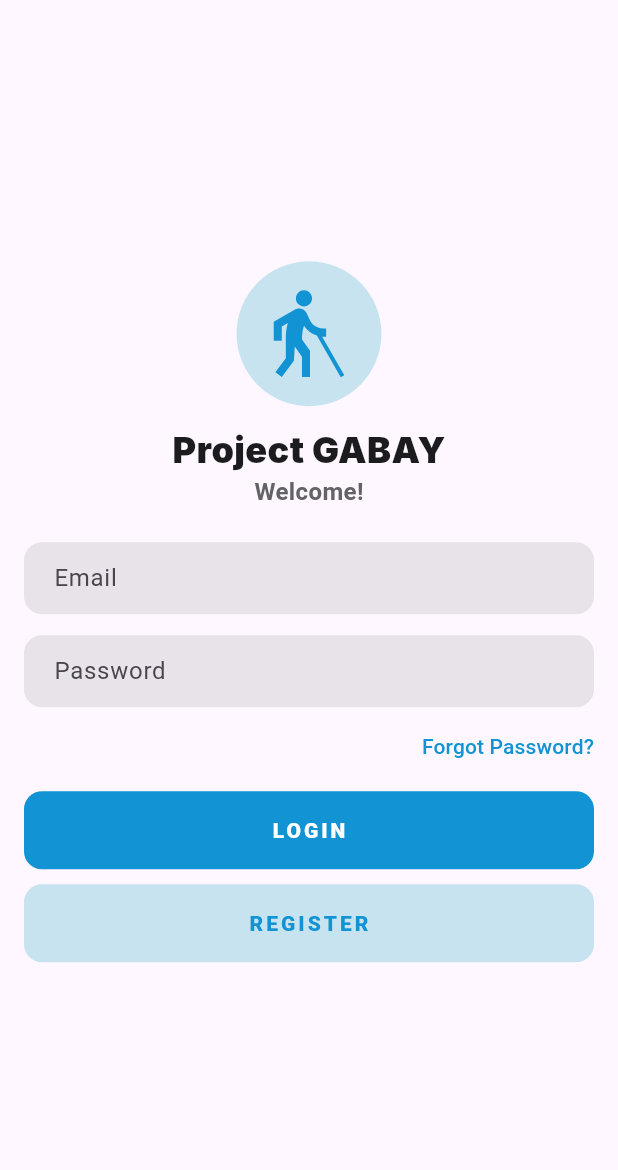
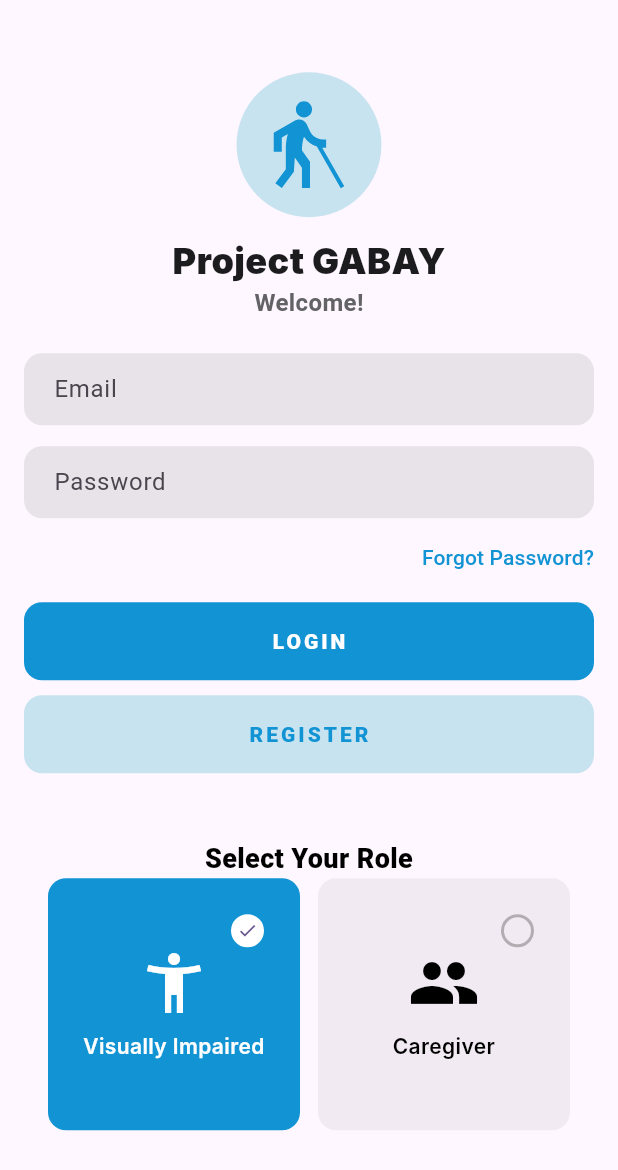
Before and after one commit to sateban/project-gabay, a Flutter app: the screen it shows after launch, on a phone screen of 412 x 824 dp. Shown: the top 1170 px of the screen. Run offline on Flutter 3.47's test engine with Material 3 defaults, Android fonts, the phone set to English and light mode, and no system bars; our stand-ins replace flutter_svg, logger; Roboto replaces fonts that are missing (Inter).

Commit message:
feature: login page role selection

```diff
--- a/lib/main.dart
+++ b/lib/main.dart
@@ -1,7 +1,6 @@
 import 'package:flutter/material.dart';
 import 'package:logger/logger.dart';
 import 'package:flutter_svg/flutter_svg.dart';
-import 'package:flutter/material.dart';
 
 final _logger = Logger();
 
@@ -91,8 +90,9 @@ class LoginPage extends StatefulWidget {
 class _LoginPageState extends State<LoginPage> {
   final _usernameController = TextEditingController();
   final _passwordController = TextEditingController();
+  String? _selectedRole = "Visually Impaired"; // default value
 
-  void _login(){
+  void _login() {
     String username = _usernameController.text;
     String password = _passwordController.text;
 
@@ -107,12 +107,91 @@ class _LoginPageState extends State<LoginPage> {
               const MyHomePage(title: 'Flutter Demo Home Page'),
         ),
       );
+    } else if (username.isEmpty && password.isEmpty) {
+      _logger.w("Empty credentials: $username");
+      ScaffoldMessenger.of(context).showSnackBar(
+        const SnackBar(content: Text("Please enter username and password")),
+      );
     } else {
       _logger.w("Login failed: $username");
       ScaffoldMessenger.of(context).showSnackBar(
         const SnackBar(content: Text("Invalid username or password")),
       );
     }
+  }
+
+  Widget _buildRoleCard({required IconData icon, required String label}) {
+    final bool isSelected = _selectedRole == label;
+
+    return GestureDetector(
+      onTap: () {
+        setState(() {
+          _selectedRole = label;
+          _logger.d("label $label");
+        });
+      },
+      child: AnimatedContainer(
+        duration: const Duration(milliseconds: 200),
+        padding: const EdgeInsets.all(16),
+        decoration: BoxDecoration(
+          color: isSelected
+              // ? Theme.of(context).primaryColor
+              ? Color(0xFF1193d4)
+              : Colors.black.withOpacity(0.05),
+          borderRadius: BorderRadius.circular(12),
+        ),
+        child: Stack(
+          children: [
+            Center(
+              child: Column(
+                mainAxisAlignment: MainAxisAlignment.center,
+                children: [
+                  Icon(
+                    icon,
+                    size: 48,
+                    color: isSelected ? Colors.white : Colors.black,
+                  ),
+                  const SizedBox(height: 8),
+                  Text(
+                    label,
+                    textAlign: TextAlign.center,
+                    style: TextStyle(
+                      fontWeight: FontWeight.w600,
+                      color: isSelected ? Colors.white : Colors.black,
+                      fontFamily: 'Inter',
+                      fontSize: 14,
+                    ),
+                  ),
+                ],
+              ),
+            ),
+            Positioned(
+              top: 8,
+              right: 8,
+              child: Container(
+                height: 22,
+                width: 22,
+                decoration: BoxDecoration(
+                  shape: BoxShape.circle,
+                  border: Border.all(
+                    color: isSelected ? Colors.white : Colors.black26,
+                    width: 2,
+                  ),
+                  color: isSelected ? Colors.white : Colors.transparent,
+                ),
+                child: isSelected
+                    ? Icon(
+                        Icons.check,
+                        size: 14,
+                        color: Theme.of(context).primaryColor,
+                      )
+                    : null,
+              ),
+            ),
+          ],
+        ),
+      ),
+    );
   }
 
   @override
@@ -125,11 +204,8 @@ class _LoginPageState extends State<LoginPage> {
           mainAxisAlignment: MainAxisAlignment.center,
           children: [
             // 👇 Add SVG here
-            SvgPicture.asset(
-              'assets/icons/blind.svg',
-              height: 100,
-            ),
-            const Padding(padding: EdgeInsets.only(bottom: 10),),
+            SvgPicture.asset('assets/icons/blind.svg', height: 100),
+            const Padding(padding: EdgeInsets.only(bottom: 10)),
             // Welcome
             const Text(
               "Project GABAY",
@@ -137,7 +213,7 @@ class _LoginPageState extends State<LoginPage> {
                 fontSize: 24,
                 fontWeight: FontWeight.w900,
                 color: Color(0xFF1c1c1e),
-                fontFamily: 'Inter'
+                fontFamily: 'Inter',
               ),
             ),
             // const Padding(padding: EdgeInsets.only(bottom: 8.0)),
@@ -147,7 +223,7 @@ class _LoginPageState extends State<LoginPage> {
               style: TextStyle(
                 fontSize: 16,
                 fontWeight: FontWeight.bold,
-                color: Color(0xFF636366)
+                color: Color(0xFF636366),
               ),
             ),
             const Padding(padding: EdgeInsets.only(bottom: 22.0)),
@@ -160,9 +236,12 @@ class _LoginPageState extends State<LoginPage> {
                 fillColor: Color.fromARGB(100, 197, 197, 197),
                 border: OutlineInputBorder(
                   borderRadius: BorderRadius.circular(12.0),
-                  borderSide: BorderSide.none
+                  borderSide: BorderSide.none,
                 ),
-                contentPadding:  EdgeInsets.symmetric(horizontal: 16, vertical: 12),
+                contentPadding: EdgeInsets.symmetric(
+                  horizontal: 16,
+                  vertical: 12,
+                ),
               ),
             ),
             const Padding(padding: EdgeInsets.only(bottom: 14.0)),
@@ -175,9 +254,12 @@ class _LoginPageState extends State<LoginPage> {
                 fillColor: Color.fromARGB(100, 197, 197, 197),
                 border: OutlineInputBorder(
                   borderRadius: BorderRadius.circular(12.0),
-                  borderSide: BorderSide.none
+                  borderSide: BorderSide.none,
                 ),
-                contentPadding:  EdgeInsets.symmetric(horizontal: 16, vertical: 12),
+                contentPadding: EdgeInsets.symmetric(
+                  horizontal: 16,
+                  vertical: 12,
+                ),
               ),
               obscureText: true,
             ),
@@ -190,18 +272,17 @@ class _LoginPageState extends State<LoginPage> {
                   onPressed: () {},
                   style: TextButton.styleFrom(
                     padding: EdgeInsets.zero, // remove extra padding
-                    minimumSize: Size.zero,   // no forced button size
-                    tapTargetSize: MaterialTapTargetSize.shrinkWrap, // shrink touch area
+                    minimumSize: Size.zero, // no forced button size
+                    tapTargetSize:
+                        MaterialTapTargetSize.shrinkWrap, // shrink touch area
                     backgroundColor: Colors.transparent, // no background
-                    overlayColor: Colors.transparent, // remove ripple background
+                    overlayColor:
+                        Colors.transparent, // remove ripple background
                   ),
                   child: const Text(
                     "Forgot Password?",
-                    style: TextStyle(
-                      fontSize: 14,
-                      color: Color(0xff1193d4),
+                    style: TextStyle(fontSize: 14, color: Color(0xff1193d4)),
                   ),
-                  )
                 ),
               ),
             ),
@@ -216,7 +297,8 @@ class _LoginPageState extends State<LoginPage> {
                 onPressed: _login,
                 style: ElevatedButton.styleFrom(
                   backgroundColor: const Color(0xff1193d4),
-                  foregroundColor: Colors.black87, // text color (like text-background-dark)
+                  foregroundColor:
+                      Colors.black87, // text color (like text-background-dark)
                   padding: const EdgeInsets.symmetric(vertical: 16), // py-3
                   shape: RoundedRectangleBorder(
                     borderRadius: BorderRadius.circular(12), // rounded-lg
@@ -239,7 +321,7 @@ class _LoginPageState extends State<LoginPage> {
                     fontSize: 14, // text-sm
                     fontWeight: FontWeight.w900, // font-bold
                     color: Color(0xFFFFFFFF),
-                    letterSpacing: 2
+                    letterSpacing: 2,
                   ),
                 ),
               ),
@@ -250,10 +332,11 @@ class _LoginPageState extends State<LoginPage> {
             SizedBox(
               width: double.infinity, // full width
               child: ElevatedButton(
-                onPressed: _login,
+                onPressed: () {},
                 style: ElevatedButton.styleFrom(
                   backgroundColor: const Color(0xFFc8e3f0),
-                  foregroundColor: Colors.black87, // text color (like text-background-dark)
+                  foregroundColor:
+                      Colors.black87, // text color (like text-background-dark)
                   padding: const EdgeInsets.symmetric(vertical: 16), // py-3
                   shape: RoundedRectangleBorder(
                     borderRadius: BorderRadius.circular(12), // rounded-lg
@@ -266,15 +349,50 @@ class _LoginPageState extends State<LoginPage> {
                     fontSize: 14, // text-sm
                     fontWeight: FontWeight.w900, // font-bold
                     color: Color(0xff1193d4),
-                    letterSpacing: 2
+                    letterSpacing: 2,
                   ),
                 ),
               ),
             ),
+            // RoleSelection(),
             // Space before Roles
-            const SizedBox(height: 10),
+            // const SizedBox(height: 10),
+            Padding(
+              padding: const EdgeInsets.symmetric(
+                horizontal: 16.0,
+                vertical: 24.0,
+              ),
+              child: Column(
+                children: [
+                  const SizedBox(height: 20),
+                  const Text(
+                    "Select Your Role",
+                    textAlign: TextAlign.center,
+                    style: TextStyle(
+                      fontSize: 18,
+                      fontWeight: FontWeight.w900,
+                      color: Colors.black,
+                    ),
+                  ),
+                  // const SizedBox(height: 20),
+                  GridView.count(
+                    shrinkWrap: true,
+                    crossAxisCount: 2,
+                    crossAxisSpacing: 12,
+                    mainAxisSpacing: 16,
+                    childAspectRatio: 1,
+                    children: [
+                      _buildRoleCard(
+                        icon: Icons.accessibility_new,
+                        label: "Visually Impaired",
+                      ),
+                      _buildRoleCard(icon: Icons.group, label: "Caregiver"),
                     ],
-
+                  ),
+                ],
+              ),
+            ),
+          ],
         ),
       ),
     );
@@ -301,6 +419,7 @@ class MyHomePage extends StatefulWidget {
 
 class _MyHomePageState extends State<MyHomePage> {
   int _counter = 0;
+  int _selectedIndex = 0;
 
   void _incrementCounter() {
     setState(() {
```
Lines whose indentation alone changed are shown as unchanged.
